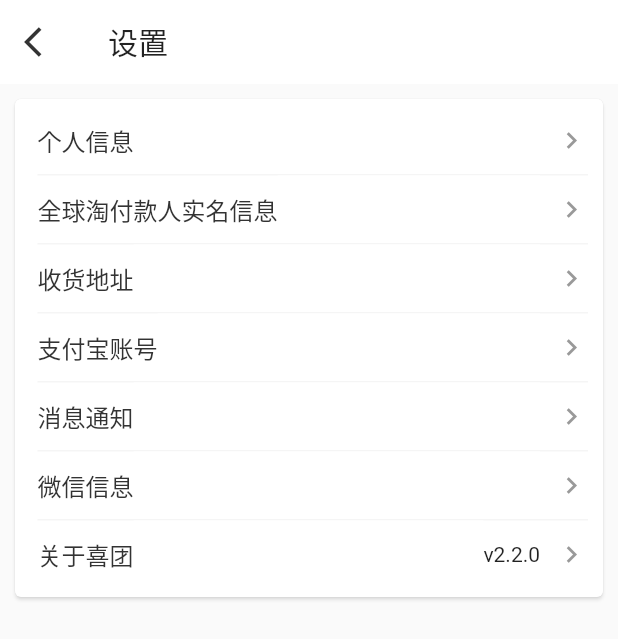
After one commit to fangbao-0418/flutter-project, a Flutter app: the SettingPage screen opened directly, on a phone screen of 412 x 824 dp. The commit adds this screen. Shown: the top 639 px of the screen. Run offline on Flutter 3.47's test engine with Material 2 defaults, Android fonts, the phone set to English and light mode, and no system bars; our stand-ins replace dio, flutter_spinkit; missing offline and left inert: flutter_boost; accounts and stored records are empty; statements that could not run were skipped.

Commit message:
新增设置页面  和 方法

```diff
--- a/lib/UIPages/NormalUI/XTAppBackBar.dart
+++ b/lib/UIPages/NormalUI/XTAppBackBar.dart
@@ -19,7 +19,7 @@ AppBar xtbackAndRightBar(
     actions: <Widget>[
       FlatButton(
         textColor: mainBlackColor,
-        child: Text(rightTitle, style: iosNavTextStyle),
+        child: Text(rightTitle, style: navStyle),
         onPressed: rightFun,
       ),
     ],
--- /dev/null
+++ b/lib/UIPages/setting_page.dart
@@ -0,0 +1,124 @@
+import 'package:flutter/material.dart';
+import 'package:xtflutter/UIPages/NormalUI/XTAppBackBar.dart';
+import 'package:xtflutter/XTConfig/AppConfig/AppConfig.dart';
+import 'package:xtflutter/XTConfig/AppConfig/XTColorConfig.dart';
+import 'package:xtflutter/XTConfig/AppConfig/XTMethodChannelConfig.dart';
+import 'package:xtflutter/XTConfig/AppConfig/XTMethodConfig.dart';
+import 'package:xtflutter/XTConfig/AppConfig/XTRouter.dart';
+
+// //返回
+//   void _xtback(BuildContext context) {
+//     // final BoostContainerSettings settings = BoostContainer.of(context).settings;
+
+//     // FlutterBoost.singleton.close(settings.uniqueId,
+//     // result: <String, dynamic>{'result': 'data from second'});
+//   }
+
+class SettingPage extends StatelessWidget {
+  @override
+  Widget build(BuildContext context) {
+    return Scaffold(
+      appBar: xtBackBar(
+          back: () {
+            XTRouter.closePage(context: context);
+          },
+          title: "设置"),
+      body: Column(
+        children: <Widget>[
+          Card(
+              margin: EdgeInsets.all(10),
+              shadowColor: whiteColor,
+              child: listTab()),
+        ],
+      ),
+    );
+  }
+
+  Widget listTab() {
+    return ListView(
+      padding: EdgeInsets.fromLTRB(10, 5, 10, 5),
+      shrinkWrap: true,
+      physics: NeverScrollableScrollPhysics(),
+      children: <Widget>[
+        basicContent("个人信息", tapFunc: () {
+          print("1233444");
+          XTRouter.pushToPage(routerName: "info");
+        }),
+        basicContent("全球淘付款人实名信息", tapFunc: () {
+          XTRouter.pushToPage(routerName: "editPhone");
+        }),
+        basicContent("收货地址", tapFunc: () {
+          XTRouter.pushToPage(routerName: "editPhone");
+        }),
+        basicContent("支付宝账号", tapFunc: () {
+          XTRouter.pushToPage(routerName: "editPhone");
+        }),
+        basicContent("消息通知", tapFunc: () {
+          XTRouter.pushToPage(routerName: "editPhone");
+        }),
+        basicContent("微信信息", tapFunc: () {
+          XTRouter.pushToPage(routerName: "editPhone");
+        }),
+        basicContent("关于喜团",
+            childStr: "v" + AppConfig.getInstance().appVersion,
+            haveLine: false, tapFunc: () {
+          XTRouter.pushToPage(
+              routerName: makeRouter(true, null, "aboutXiTuan"));
+        })
+      ],
+    );
+  }
+
+  Widget line(bool hascolor) {
+    return Container(
+      height: 1.0,
+      margin: EdgeInsets.fromLTRB(5, 0, 0, 0),
+      color: hascolor ? mainF5GrayColor : Colors.white,
+    );
+  }
+
+  Widget basicContent(
+    String name, {
+    GestureTapCallback tapFunc,
+    bool haveLine = true,
+    String childStr = "",
+  }) {
+    return GestureDetector(
+        onTap: tapFunc,
+        child: Column(
+          children: <Widget>[
+            Row(
+              verticalDirection: VerticalDirection.down,
+              children: <Widget>[
+                Align(
+                  alignment: Alignment.centerLeft,
+                  child: Container(
+                      padding: EdgeInsets.fromLTRB(5, 0, 0, 0),
+                      child: Text(name,
+                          style:
+                              TextStyle(color: mainBlackColor, fontSize: 16))),
+                ),
+                Expanded(
+                  flex: 1,
+                  child: Container(color: Colors.white, height: 45),
+                ),
+                Align(
+                  alignment: Alignment.centerRight,
+                  child: Row(
+                    children: <Widget>[
+                      Text(childStr),
+                      Container(
+                        padding: EdgeInsets.fromLTRB(10, 0, 0, 0),
+                        child: Icon(Icons.keyboard_arrow_right,
+                            color: main99GrayColor, size: 22.0),
+                      )
+                    ],
+                  ),
+                ),
+              ],
+            ),
+            line(haveLine),
+          ],
+        ));
+  }
+}
--- a/lib/XTConfig/AppConfig/XTColorConfig.dart
+++ b/lib/XTConfig/AppConfig/XTColorConfig.dart
@@ -1,10 +1,14 @@
 import 'package:flutter/material.dart';
+import 'package:xtflutter/XTConfig/AppConfig/XTMethodConfig.dart';
 
 const mainRedColor = Color(0xFFE60113);
 const mainBlackColor = Color(0xFF333333);
 const main66GrayColor = Color(0xFF666666);
 const main99GrayColor = Color(0xFF999999);
 const mainF5GrayColor = Color(0xFFF5F5F5);
+const whiteColor = Color(0xFFFFFFFF);
 
 const TextStyle iosNavTextStyle =
     TextStyle(fontSize: 18, fontWeight: FontWeight.w600);
+
+TextStyle navStyle = xtstyle(18, "333333", fweight: FontWeight.w600);
```
Also changed, not shown: lib/XTConfig/AppConfig/XTMethodConfig.dart (+26 -0 lines), lib/XTConfig/AppConfig/XTRouter.dart (+17 -1 lines), lib/main.dart (+0 -9 lines).
